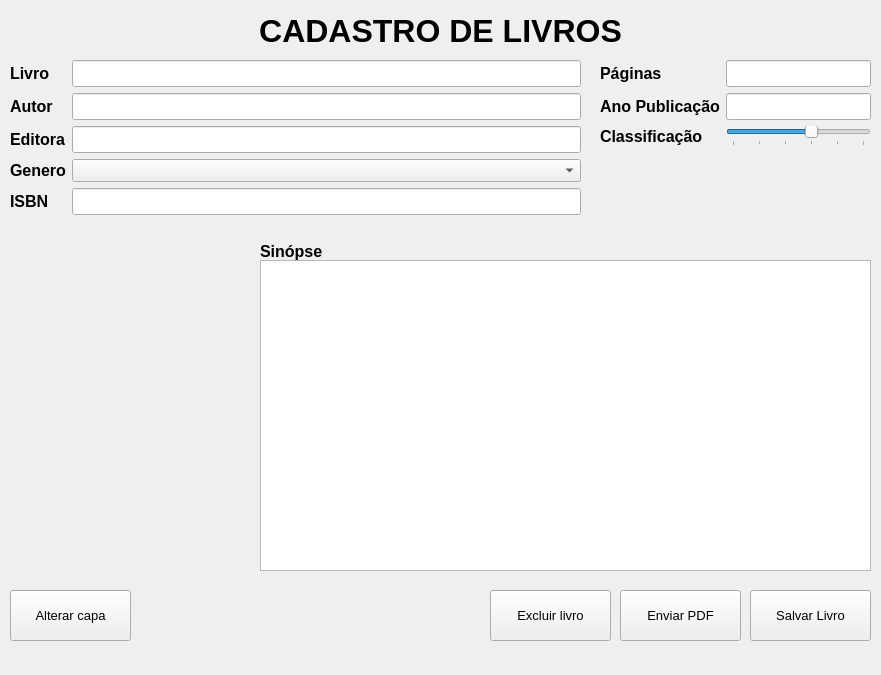
The window that screen/ui_designer/screen_cadastro_livros.ui (mateusmoratelli/MinhaBiblioteca) describes before a commit, drawn with Qt 5.
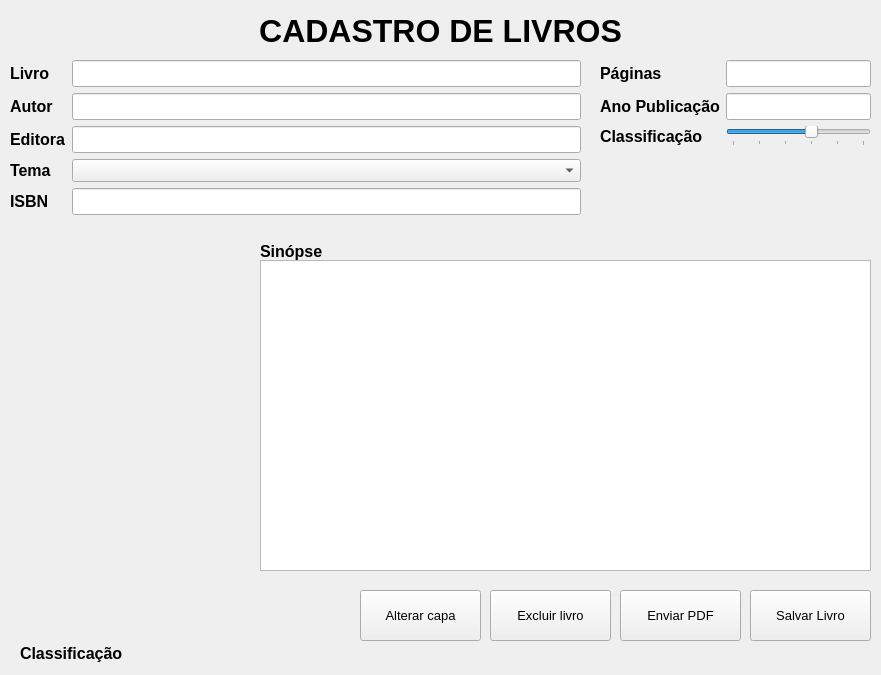
The same window after the commit. Icons and pictures are not drawn.

What changed in the file:
```diff
--- a/screen/ui_designer/screen_cadastro_livros.ui
+++ b/screen/ui_designer/screen_cadastro_livros.ui
@@ -162,7 +162,7 @@
        </font>
       </property>
       <property name="text">
-       <string>Genero</string>
+       <string>Tema</string>
       </property>
      </widget>
     </item>
@@ -336,7 +336,7 @@
   <widget class="QPushButton" name="btAlterarCapa">
    <property name="geometry">
     <rect>
-     <x>10</x>
+     <x>360</x>
      <y>590</y>
      <width>121</width>
      <height>51</height>
@@ -437,6 +437,26 @@
     </size>
    </property>
   </widget>
+  <widget class="QLabel" name="lbStatus">
+   <property name="geometry">
+    <rect>
+     <x>20</x>
+     <y>640</y>
+     <width>851</width>
+     <height>27</height>
+    </rect>
+   </property>
+   <property name="font">
+    <font>
+     <pointsize>12</pointsize>
+     <weight>75</weight>
+     <bold>true</bold>
+    </font>
+   </property>
+   <property name="text">
+    <string>Classificação</string>
+   </property>
+  </widget>
  </widget>
  <resources/>
  <connections/>
```
Left out of the diff: 8 changed lines with no effect on the pictures.
